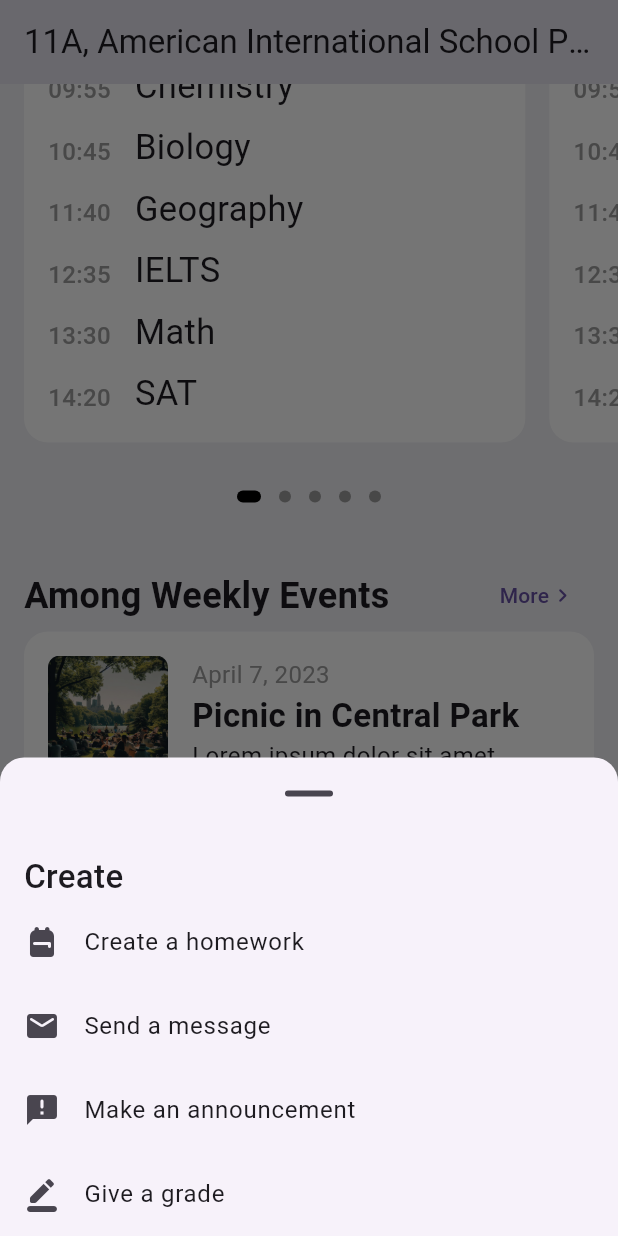
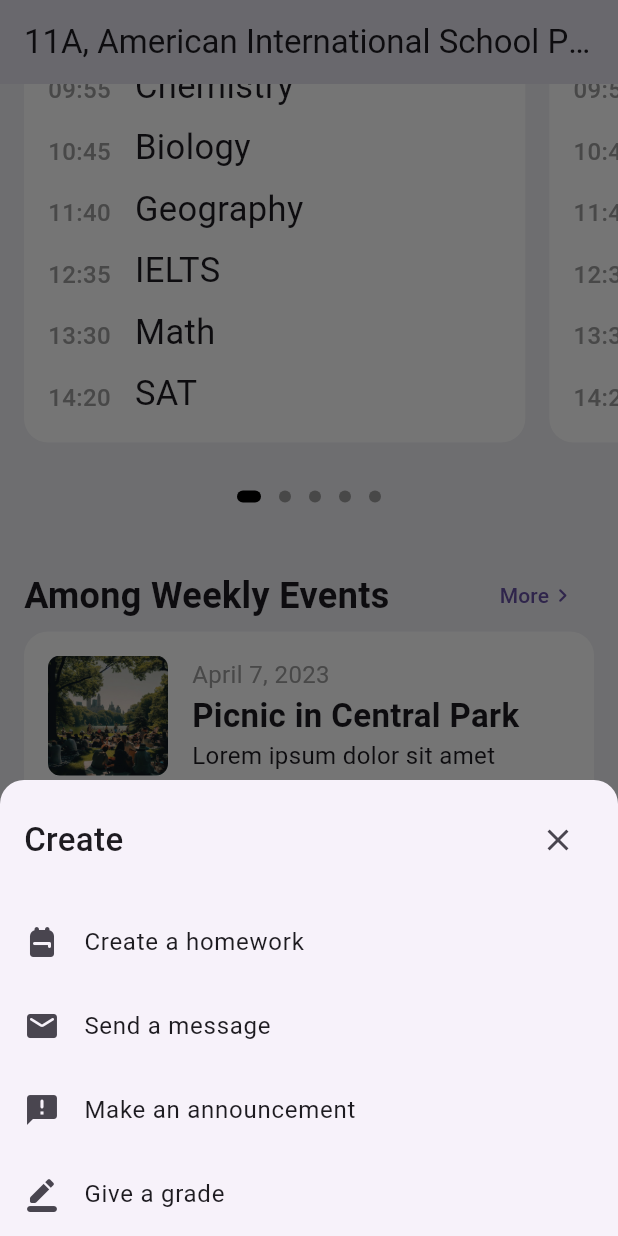
Before and after one commit to GeorgeEu/scentia, a Flutter app: the screen it shows after launch, scrolled down 165 dp, after a tap on the "add" icon, on a phone screen of 412 x 824 dp. Run offline on Flutter 3.47's test engine with Material 2 defaults, Android fonts, the phone set to English and light mode, and no system bars; drawn by our look-alikes of dots_indicator; our stand-ins replace table_calendar.

Commit message:
Button sheet update

```diff
--- a/lib/components/bottom_bar/bottom_bar.dart
+++ b/lib/components/bottom_bar/bottom_bar.dart
@@ -15,7 +15,6 @@ class BottomBar extends StatefulWidget {
 class _BottomBarState extends State<BottomBar> {
   void _showBottomSheet(BuildContext context) {
     showModalBottomSheet(
-      showDragHandle: true,
         context: context,
         shape: const RoundedRectangleBorder(
           borderRadius: BorderRadius.vertical(top: Radius.circular(16.0)),
@@ -25,19 +24,26 @@ class _BottomBarState extends State<BottomBar> {
             child: Column(
               mainAxisSize: MainAxisSize.min,
               children: [
-                Row(
-                  children: [
-                    Padding(
-                      padding: const EdgeInsets.only(top: 16, right: 16, left: 16),
-                      child: Text(
+                Padding(
+                  padding: const EdgeInsets.only(right: 16, left: 16, bottom: 16, top: 16),
+                  child: Row(
+                    children: [
+                      Text(
                         'Create',
                         style: TextStyle(
                           fontWeight: FontWeight.w500,
-                          fontSize: 22
+                          fontSize: 22,
                         ),
                       ),
-                    )
-                  ],
+                      Spacer(),
+                      IconButton(
+                        icon: Icon(Icons.close),
+                        onPressed: () {
+                          Navigator.of(context).pop();
+                        },
+                      ),
+                    ],
+                  ),
                 ),
                 ListTile(
                   leading: Icon(Icons.backpack_rounded),
```
